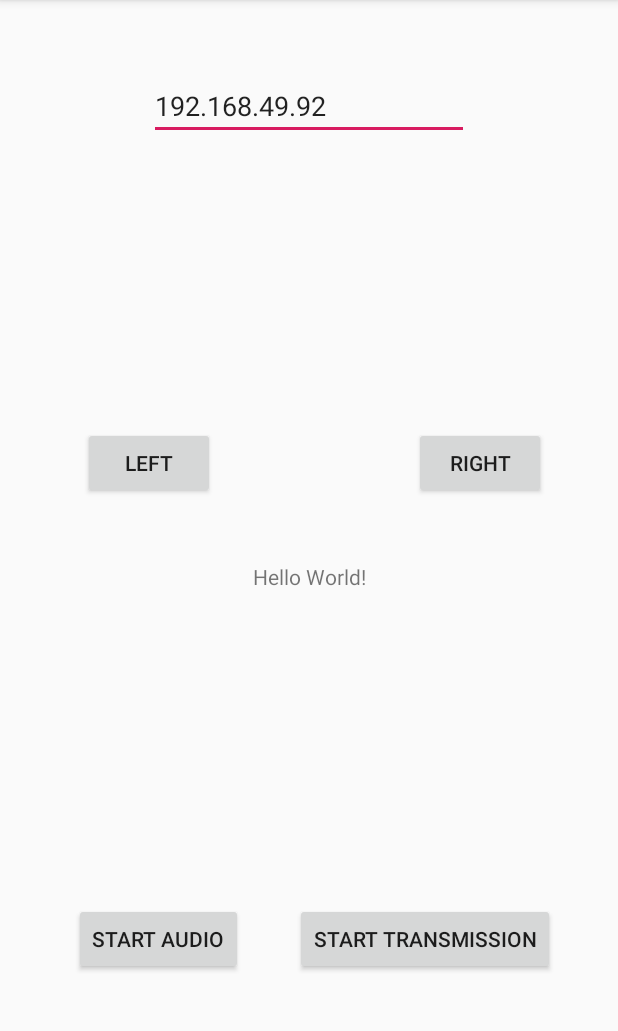
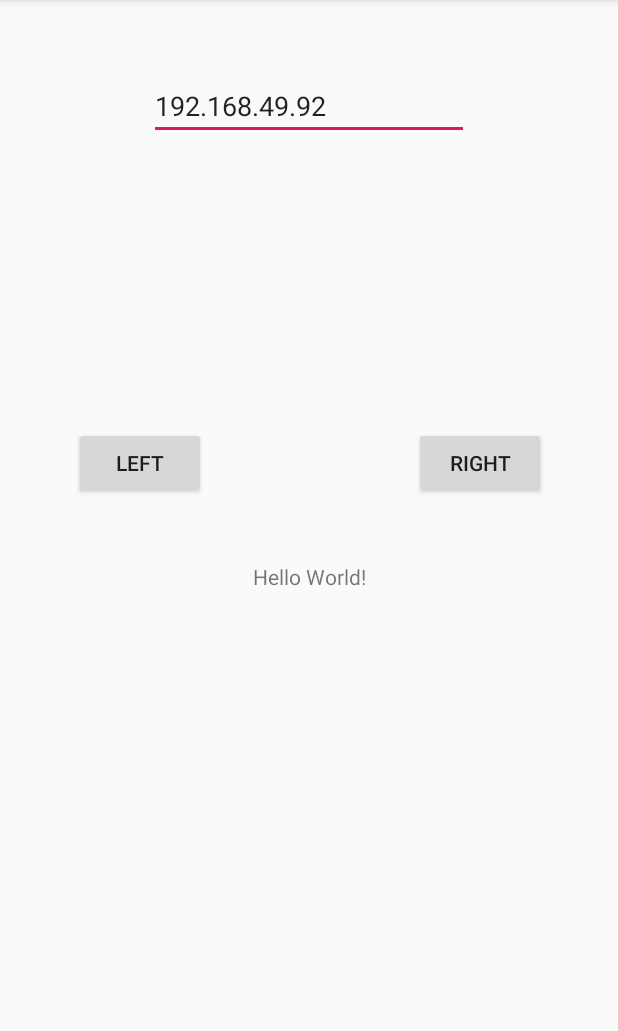
Before and after one commit to senputra/VoiceClicker, an Android app: the screen it shows after launch (MainActivity), on a phone screen of 412 x 824 dp, the part 84-1115 px from its top. Run offline under Robolectric (Android 15) with nearby library versions, the phone set to English and light mode, and no system bars.

```diff
--- a/app/src/main/java/com/doodee/voiceclicker/FragmentClicker.java
+++ b/app/src/main/java/com/doodee/voiceclicker/FragmentClicker.java
@@ -29,7 +29,7 @@ public class FragmentClicker extends Fragment {
     @Override
     public View onCreateView(@NonNull LayoutInflater inflater, ViewGroup container,
                              Bundle savedInstanceState) {
-        View view = inflater.inflate(R.layout.home_clicker, container, false);
+        View view = inflater.inflate(R.layout.tab_clicker, container, false);
         return view;
     }
 
--- a/app/src/main/java/com/doodee/voiceclicker/FragmentConnection.java
+++ b/app/src/main/java/com/doodee/voiceclicker/FragmentConnection.java
@@ -29,7 +29,7 @@ public class FragmentConnection extends Fragment {
     @Override
     public View onCreateView(@NonNull LayoutInflater inflater, ViewGroup container,
                              Bundle savedInstanceState) {
-        View view = inflater.inflate(R.layout.home_connection, container, false);
+        View view = inflater.inflate(R.layout.tab_connection, container, false);
         return view;
     }
 }
--- a/app/src/main/res/layout/home_connection.xml
+++ b/app/src/main/res/layout/tab_connection.xml
@@ -16,28 +16,6 @@
         app:layout_constraintTop_toTopOf="parent" />
 
     <Button
-        android:id="@+id/btnAAudio"
-        android:layout_width="wrap_content"
-        android:layout_height="wrap_content"
-        android:layout_marginStart="49dp"
-        android:layout_marginBottom="118dp"
-        android:text="Start Audio"
-        app:layout_constraintBottom_toBottomOf="parent"
-        app:layout_constraintStart_toStartOf="parent" />
-
-    <Button
-        android:id="@+id/btnTransmit"
-        android:layout_width="wrap_content"
-        android:layout_height="wrap_content"
-        android:layout_marginStart="8dp"
-        android:layout_marginEnd="8dp"
-        android:text="start transmission"
-        app:layout_constraintBaseline_toBaselineOf="@+id/btnAAudio"
-        app:layout_constraintEnd_toEndOf="parent"
-        app:layout_constraintHorizontal_bias="0.44"
-        app:layout_constraintStart_toEndOf="@+id/btnAAudio" />
-
-    <Button
         android:id="@+id/btnRight"
         android:layout_width="wrap_content"
         android:layout_height="wrap_content"
@@ -52,11 +30,9 @@
         android:layout_width="wrap_content"
         android:layout_height="wrap_content"
         android:layout_marginStart="49dp"
-        android:layout_marginEnd="48dp"
         android:layout_marginBottom="42dp"
         android:text="left"
         app:layout_constraintBottom_toTopOf="@+id/sample_text"
-        app:layout_constraintEnd_toStartOf="@+id/btnTransmit"
         app:layout_constraintStart_toStartOf="parent" />
 
     <EditText
```
Also changed, not shown: app/src/main/res/layout/tab_clicker.xml (renamed from app/src/main/res/layout/home_clicker.xml).
